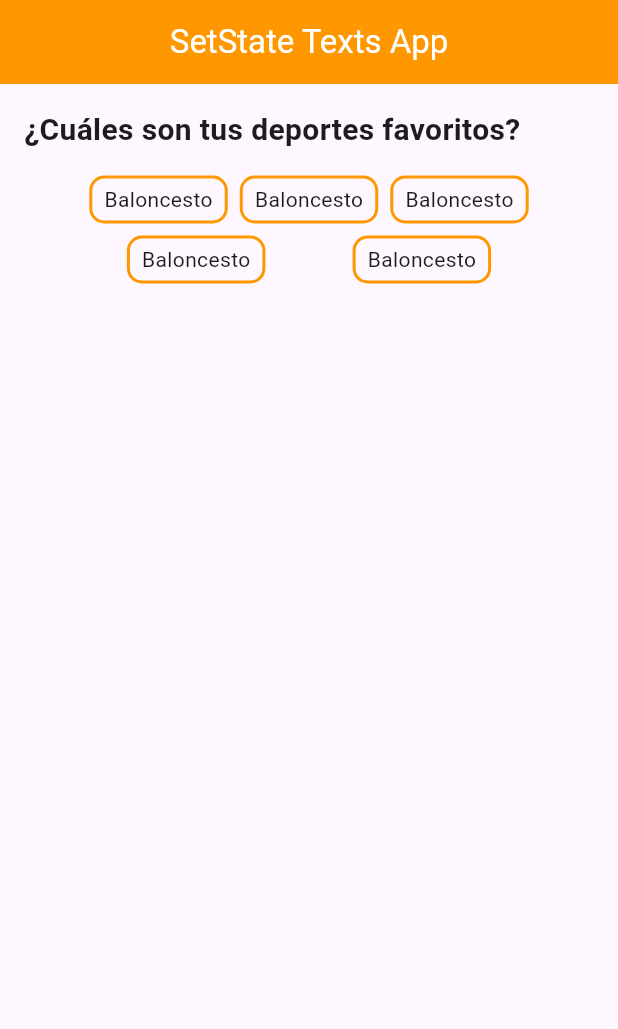
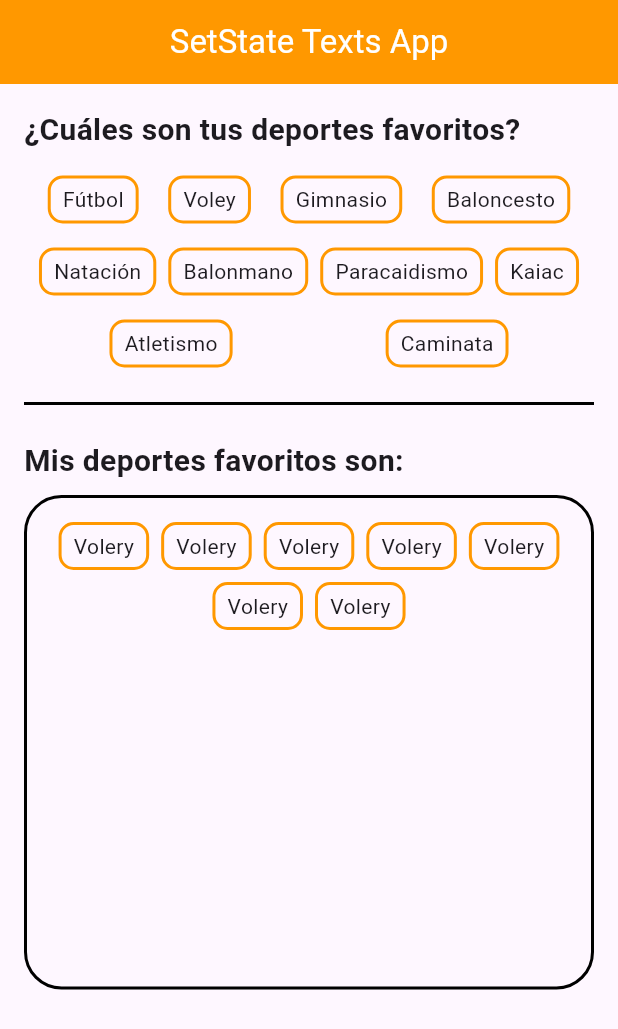
Before and after one commit to fr4nsgallegos/statefullG10, a Flutter app: the screen it shows after launch, on a phone screen of 412 x 824 dp. Shown: the top 1029 px of the screen. Run offline on Flutter 3.47's test engine with Material 3 defaults, Android fonts, the phone set to English and light mode, and no system bars.

Commit message:
segunda parte de la interfaz

```diff
--- a/lib/pages/favorite_deports_page.dart
+++ b/lib/pages/favorite_deports_page.dart
@@ -1,5 +1,6 @@
 import 'package:flutter/material.dart';
 import 'package:statefullg10/constants/constants.dart';
+import 'package:statefullg10/models/deport_model.dart';
 import 'package:statefullg10/widgets/item_deport_widget.dart';
 
 class FavoriteDeportsPage extends StatefulWidget {
@@ -46,14 +47,48 @@ class _FavoriteDeportsPageState extends State<FavoriteDeportsPage> {
             Center(
               child: Wrap(
                 spacing: 8, //ESPACIADO HORIZONTAL ENTRE ELEMENTOS
-                runSpacing: 8, //ESPACIADO VERTICAL ENTRE FILAS
+                runSpacing: 16, //ESPACIADO VERTICAL ENTRE FILAS
                 alignment: WrapAlignment.spaceAround,
                 children: [
-                  ItemDeportWidget(),
-                  ItemDeportWidget(),
-                  ItemDeportWidget(),
-                  ItemDeportWidget(),
-                  ItemDeportWidget(),
+                  for (int i = 0; i < deportModelList.length; i++)
+                    ItemDeportWidget(
+                      deporte: deportModelList[i],
+                    )
+                ],
+              ),
+            ),
+            Divider(
+              color: Colors.black,
+              thickness: 2,
+              height: 48,
+            ),
+            Text(
+              "Mis deportes favoritos son:",
+              style: tituloStyle,
+            ),
+            SizedBox(
+              height: 8,
+            ),
+            Container(
+              padding: EdgeInsets.all(16),
+              width: MediaQuery.of(context).size.width,
+              height: MediaQuery.of(context).size.height / 2.5,
+              decoration: BoxDecoration(
+                borderRadius: BorderRadius.circular(25),
+                border: Border.all(color: Colors.black, width: 2),
+              ),
+              child: Wrap(
+                spacing: 8,
+                runSpacing: 8,
+                alignment: WrapAlignment.center,
+                children: [
+                  buildDeporteContainer("Volery"),
+                  buildDeporteContainer("Volery"),
+                  buildDeporteContainer("Volery"),
+                  buildDeporteContainer("Volery"),
+                  buildDeporteContainer("Volery"),
+                  buildDeporteContainer("Volery"),
+                  buildDeporteContainer("Volery"),
                 ],
               ),
             )
--- a/lib/widgets/item_deport_widget.dart
+++ b/lib/widgets/item_deport_widget.dart
@@ -1,6 +1,12 @@
 import 'package:flutter/material.dart';
+import 'package:statefullg10/models/deport_model.dart';
 
 class ItemDeportWidget extends StatelessWidget {
+  DeportModel deporte;
+  ItemDeportWidget({
+    required this.deporte,
+  });
+
   @override
   Widget build(BuildContext context) {
     return Container(
@@ -10,7 +16,7 @@ class ItemDeportWidget extends StatelessWidget {
         border: Border.all(color: Colors.orange, width: 2),
         // color: Colors.orange,
       ),
-      child: Text("Baloncesto"),
+      child: Text(deporte.name),
     );
   }
 }
```
